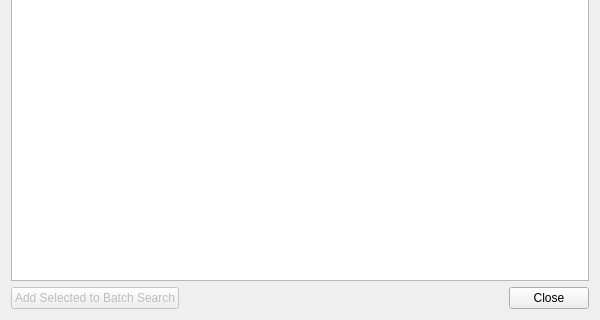
Qt form Pdf4QtPageMaster/discoversectionsdialog.ui (jacobe603/PDF4QT) before a commit; both pictures show x 0 to 600 and y 180 to 500 of the 600 by 500 pixel window.
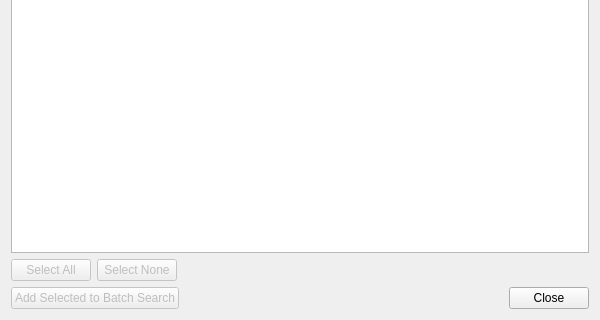
The same form after that commit.

```diff
--- a/Pdf4QtPageMaster/discoversectionsdialog.ui
+++ b/Pdf4QtPageMaster/discoversectionsdialog.ui
@@ -78,6 +78,43 @@
      </property>
     </widget>
    </item>
+   <item>
+    <layout class="QHBoxLayout" name="selectionButtonLayout">
+     <item>
+      <widget class="QPushButton" name="selectAllButton">
+       <property name="text">
+        <string>Select All</string>
+       </property>
+       <property name="enabled">
+        <bool>false</bool>
+       </property>
+      </widget>
+     </item>
+     <item>
+      <widget class="QPushButton" name="selectNoneButton">
+       <property name="text">
+        <string>Select None</string>
+       </property>
+       <property name="enabled">
+        <bool>false</bool>
+       </property>
+      </widget>
+     </item>
+     <item>
+      <spacer name="horizontalSpacer_4">
+       <property name="orientation">
+        <enum>Qt::Horizontal</enum>
+       </property>
+       <property name="sizeHint" stdset="0">
+        <size>
+         <width>40</width>
+         <height>20</height>
+        </size>
+       </property>
+      </spacer>
+     </item>
+    </layout>
+   </item>
    <item>
     <layout class="QHBoxLayout" name="buttonLayout">
      <item>
```
